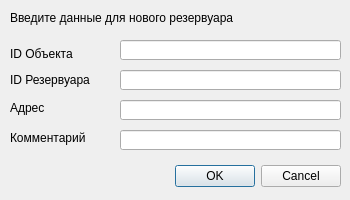
First picture: the form in dataBaseFirebird/dialogs/addtanksdialog.ui, repository Evgeniykull/DataBase, before the edit.
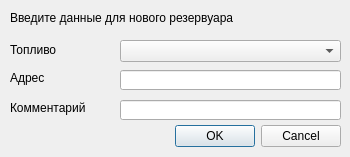
Second picture: the form after the edit.

Diff of the .ui file:
```diff
--- a/dataBaseFirebird/dialogs/addtanksdialog.ui
+++ b/dataBaseFirebird/dialogs/addtanksdialog.ui
@@ -7,7 +7,7 @@
     <x>0</x>
     <y>0</y>
     <width>350</width>
-    <height>200</height>
+    <height>157</height>
    </rect>
   </property>
   <property name="windowTitle">
@@ -17,7 +17,7 @@
    <property name="geometry">
     <rect>
      <x>0</x>
-     <y>160</y>
+     <y>120</y>
      <width>341</width>
      <height>32</height>
     </rect>
@@ -29,57 +29,24 @@
     <set>QDialogButtonBox::Cancel|QDialogButtonBox::Ok</set>
    </property>
   </widget>
-  <widget class="QLineEdit" name="leObject">
-   <property name="geometry">
-    <rect>
-     <x>120</x>
-     <y>40</y>
-     <width>221</width>
-     <height>20</height>
-    </rect>
-   </property>
-  </widget>
   <widget class="QLabel" name="label_2">
    <property name="geometry">
     <rect>
      <x>10</x>
-     <y>72</y>
+     <y>42</y>
      <width>101</width>
      <height>16</height>
     </rect>
    </property>
    <property name="text">
-    <string>ID Резервуара</string>
-   </property>
-  </widget>
-  <widget class="QLineEdit" name="leTanks">
-   <property name="geometry">
-    <rect>
-     <x>120</x>
-     <y>70</y>
-     <width>221</width>
-     <height>20</height>
-    </rect>
-   </property>
-  </widget>
-  <widget class="QLabel" name="label">
-   <property name="geometry">
-    <rect>
-     <x>10</x>
-     <y>46</y>
-     <width>101</width>
-     <height>16</height>
-    </rect>
-   </property>
-   <property name="text">
-    <string>ID Объекта</string>
+    <string>Топливо</string>
    </property>
   </widget>
   <widget class="QLabel" name="label_3">
    <property name="geometry">
     <rect>
      <x>10</x>
-     <y>100</y>
+     <y>70</y>
      <width>101</width>
      <height>16</height>
     </rect>
@@ -105,7 +72,7 @@
    <property name="geometry">
     <rect>
      <x>120</x>
-     <y>100</y>
+     <y>70</y>
      <width>221</width>
      <height>20</height>
     </rect>
@@ -115,7 +82,7 @@
    <property name="geometry">
     <rect>
      <x>10</x>
-     <y>130</y>
+     <y>100</y>
      <width>101</width>
      <height>16</height>
     </rect>
@@ -128,12 +95,22 @@
    <property name="geometry">
     <rect>
      <x>120</x>
-     <y>130</y>
+     <y>100</y>
      <width>221</width>
      <height>20</height>
     </rect>
    </property>
   </widget>
+  <widget class="QComboBox" name="cbFuels">
+   <property name="geometry">
+    <rect>
+     <x>120</x>
+     <y>40</y>
+     <width>221</width>
+     <height>22</height>
+    </rect>
+   </property>
+  </widget>
  </widget>
  <resources/>
  <connections>
```
